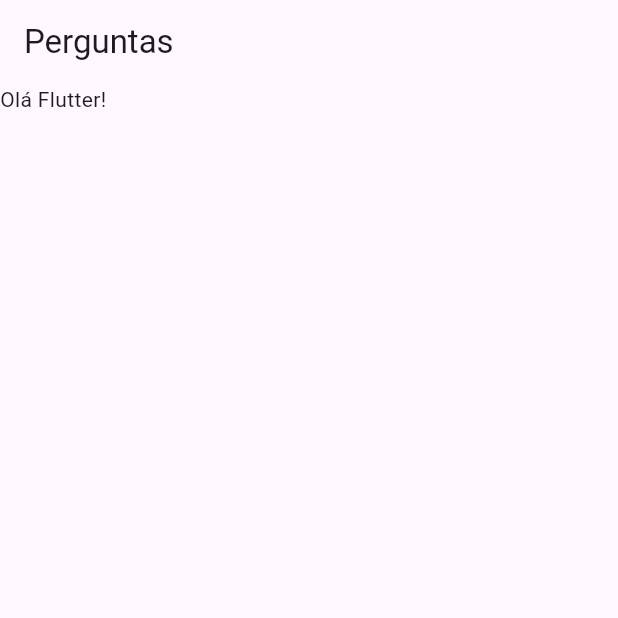
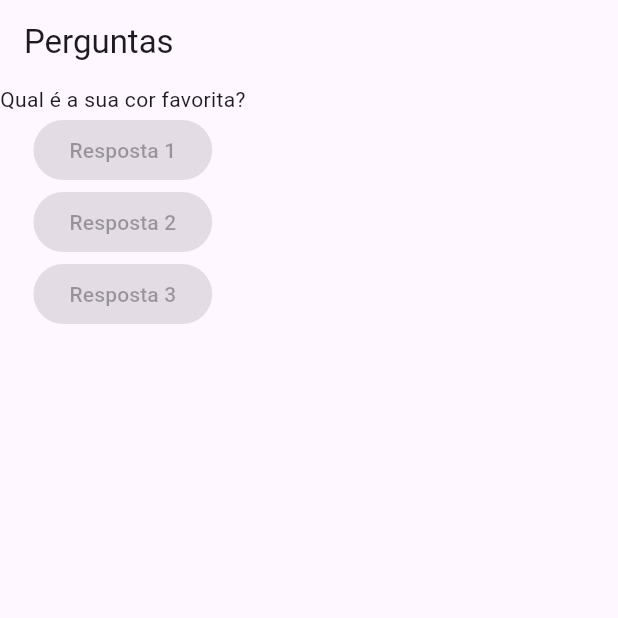
Before and after one commit to IsraelRAlencar/Projeto-Perguntas, a Flutter app: the screen it shows after launch, on a phone screen of 412 x 824 dp, the top half of it. Run offline on Flutter 3.47's test engine with Material 3 defaults, Android fonts, the phone set to English and light mode, and no system bars.

Commit message:
new - adicionado texto pergunta e ElevatedButton

```diff
--- a/lib/main.dart
+++ b/lib/main.dart
@@ -3,6 +3,11 @@ import 'package:flutter/material.dart';
 main() => runApp(PerguntaApp());
 
 class PerguntaApp extends StatelessWidget {
+  final perguntas = [
+    'Qual é a sua cor favorita?',
+    'Qual é o seu animal favorito?'
+  ];
+
   @override
   Widget build(BuildContext context) {
     return MaterialApp(
@@ -10,7 +15,14 @@ class PerguntaApp extends StatelessWidget {
         appBar: AppBar(
           title: Text('Perguntas'),
         ),
-        body: Text('Olá Flutter!'),
+        body: Column(
+          children: [
+            Text(perguntas[0]),
+            ElevatedButton(onPressed: null, child: Text('Resposta 1')),
+            ElevatedButton(onPressed: null, child: Text('Resposta 2')),
+            ElevatedButton(onPressed: null, child: Text('Resposta 3')),
+          ],
+        ),
       ),
     );
   }
```
